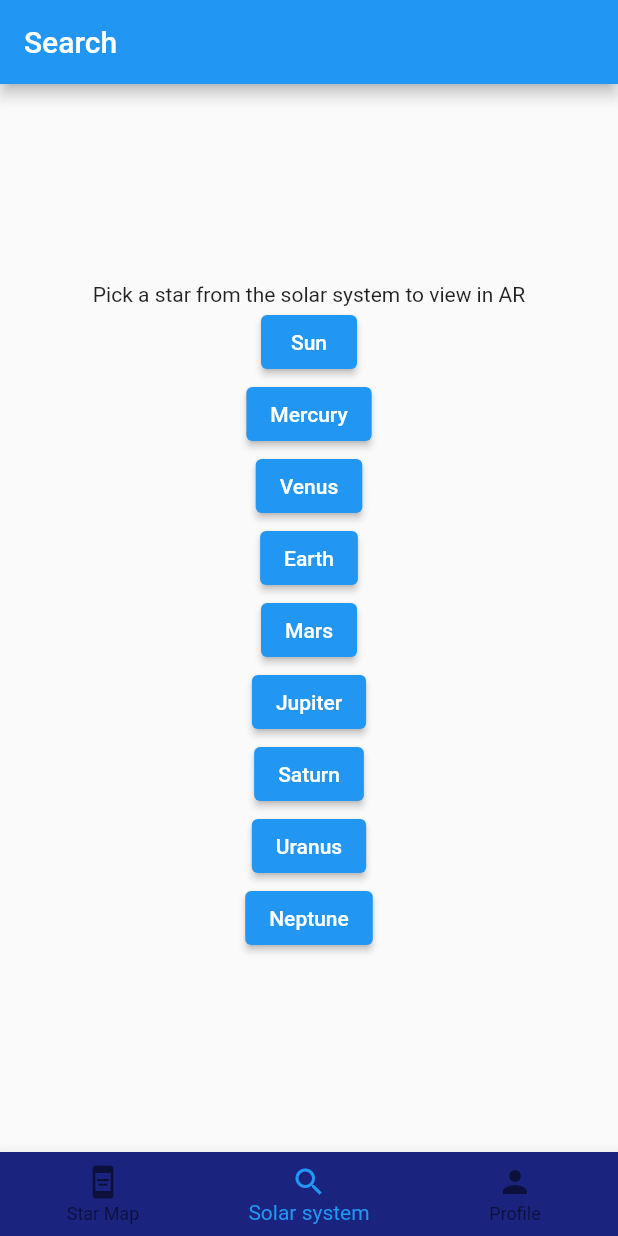
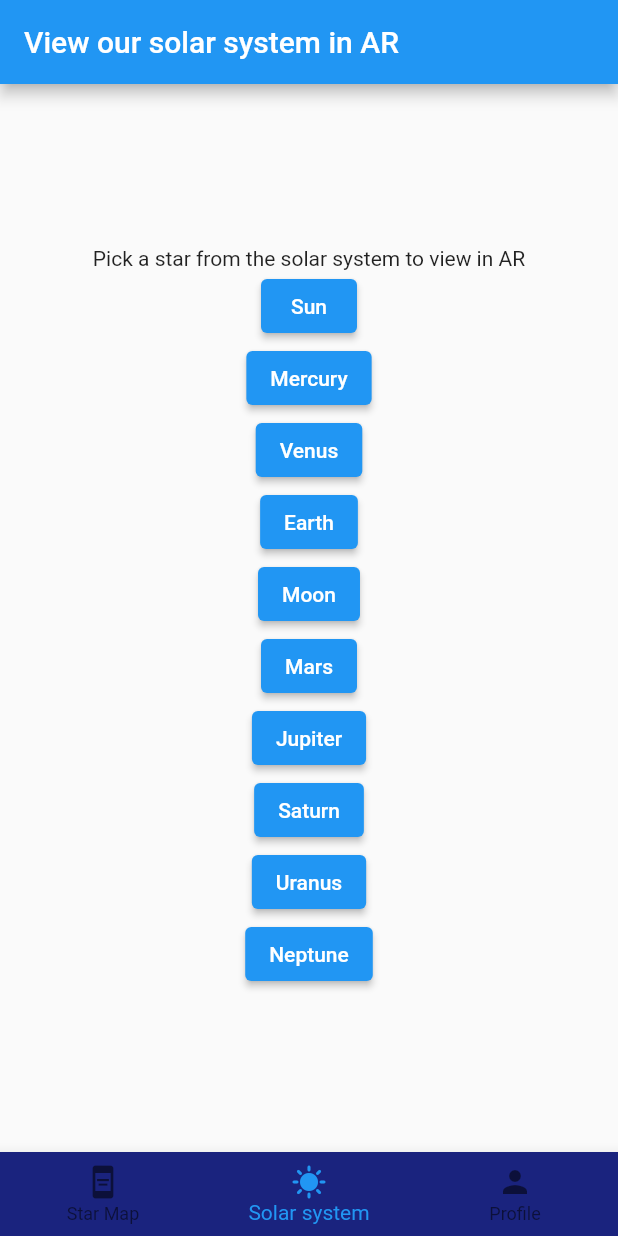
Before and after one commit to AS-37/AstroApp, a Flutter app: the screen it shows after launch, item 2 of the bottom bar chosen, on a phone screen of 412 x 824 dp. Run offline on Flutter 3.47's test engine with Material 2 defaults, Android fonts, the phone set to English and light mode, and no system bars; our stand-ins replace geolocator; missing offline and left inert: ar_flutter_plugin, simple_3d, simple_3d_renderer, util_simple_3d.

Commit message:
UI changes + added Moon

```diff
--- a/lib/home_page.dart
+++ b/lib/home_page.dart
@@ -20,7 +20,7 @@ class HomePage extends StatelessWidget {
         ),
         PersistentTabItem(
           tab: TabPage2(),
-          icon: Icons.search,
+          icon: Icons.sunny,
           title: 'Solar system',
           navigatorkey: _tab2navigatorKey,
         ),
@@ -68,7 +68,7 @@ class TabPage2 extends StatelessWidget {
   Widget build(BuildContext context) {
     print('TabPage2 build');
     return Scaffold(
-      appBar: AppBar(title: Text('Search')),
+      appBar: AppBar(title: Text('View our solar system in AR')),
       body: Container(
         width: double.infinity,
         child: Column(
@@ -102,8 +102,15 @@ class TabPage2 extends StatelessWidget {
             ElevatedButton(
                 onPressed: () {
                   Navigator.of(context).push(
+                      MaterialPageRoute(builder: (context) => LocalAndWebObjectsView(name: 'https://github.com/AS-37/AstroApp/raw/main/assets/solar_system/Moon.glb',)));
+                },
+                child: Text('Moon')),
+            ElevatedButton(
+                onPressed: () {
+                  Navigator.of(context).push(
                       MaterialPageRoute(builder: (context) => LocalAndWebObjectsView(name: 'https://github.com/AS-37/AstroApp/raw/main/assets/solar_system/Mars.glb',)));
                 },
+
                 child: Text('Mars')),
             ElevatedButton(
                 onPressed: () {
```
